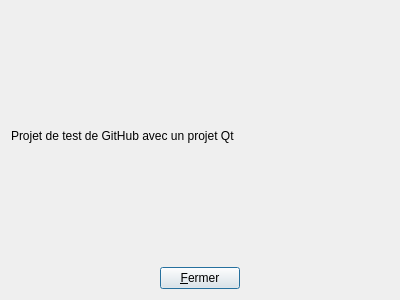
This is dialogabout.ui in PyrosBrother/TestDuMac as Qt 5 draws it before an edit. The edited form follows.
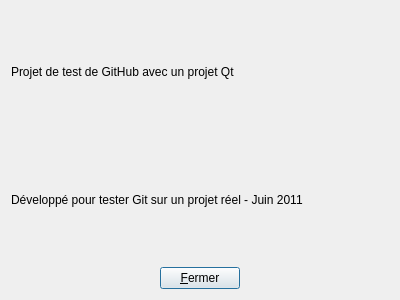
This is the edited form.

Commit message: Précision apportée dans la QDialogAbout

```diff
--- a/dialogabout.ui
+++ b/dialogabout.ui
@@ -21,6 +21,13 @@
      </property>
     </widget>
    </item>
+   <item>
+    <widget class="QLabel" name="label_2">
+     <property name="text">
+      <string>Développé pour tester Git sur un projet réel - Juin 2011</string>
+     </property>
+    </widget>
+   </item>
    <item>
     <layout class="QHBoxLayout" name="horizontalLayout">
      <item>
```
